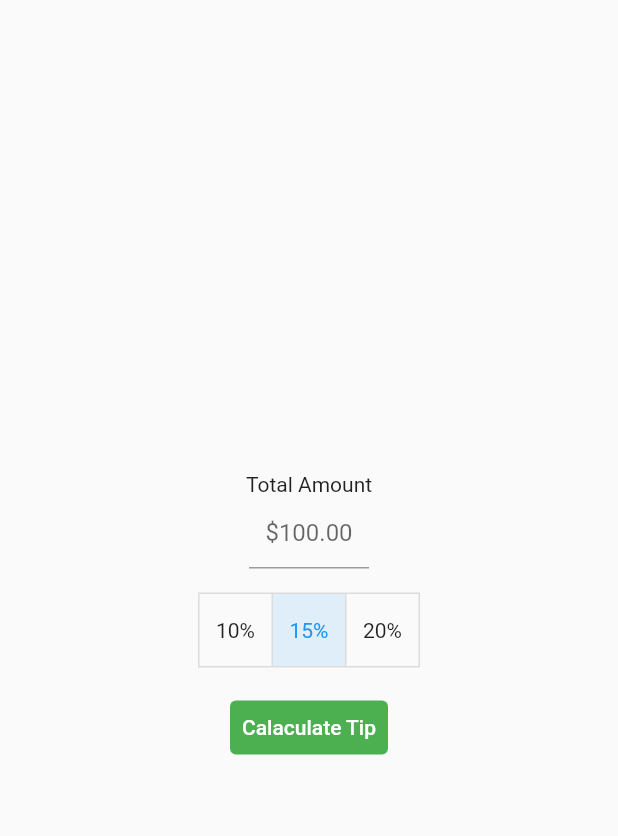
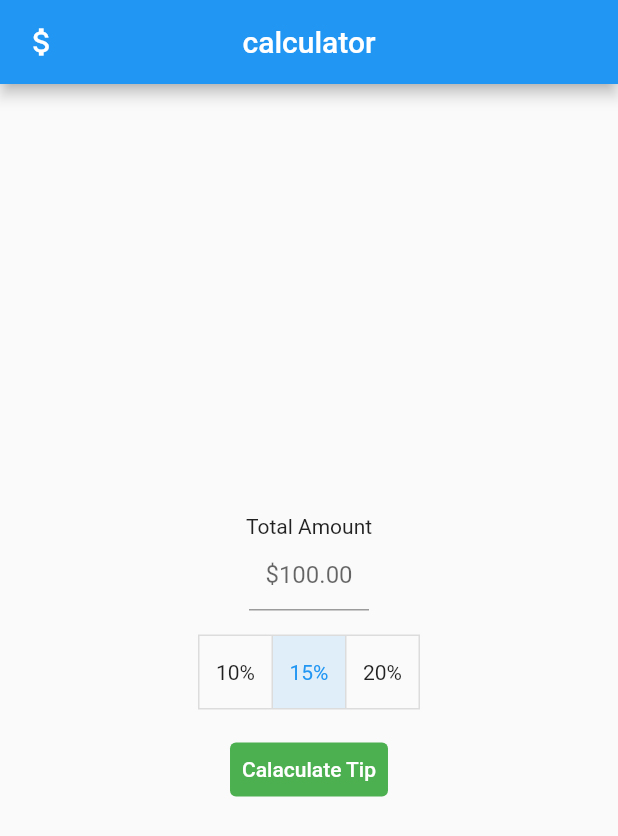
Before and after one commit to salehmalik121/tip_calculator, a Flutter app: the screen it shows after launch, on a phone screen of 412 x 824 dp. Shown: the top 836 px of the screen. Run offline on Flutter 3.47's test engine with Material 2 defaults, Android fonts, the phone set to English and light mode, and no system bars.

Commit message:
practice, practice and practice

```diff
--- a/lib/main.dart
+++ b/lib/main.dart
@@ -17,6 +17,11 @@ class _CalculatorState extends State<Calculator> {
   Widget build(BuildContext context) {
     return MaterialApp(
       home: Scaffold(
+        appBar: AppBar(
+          centerTitle: true,
+          title: Text("calculator"),
+          leading: Icon(Icons.attach_money),
+        ),
         body: Center(
           child: Column(
             mainAxisAlignment: MainAxisAlignment.center,
```
